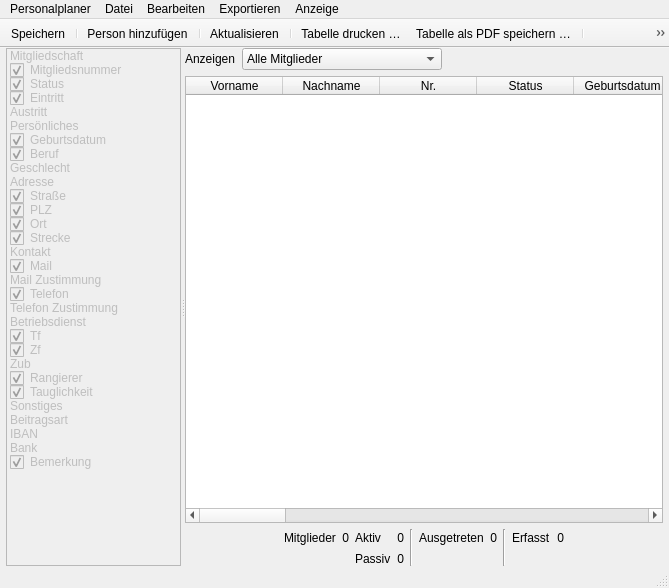
The window that Programm/Personalplaner/mainwindowpersonal.ui (philjosch/Einsatzplaner) describes before a commit, drawn with Qt 5.
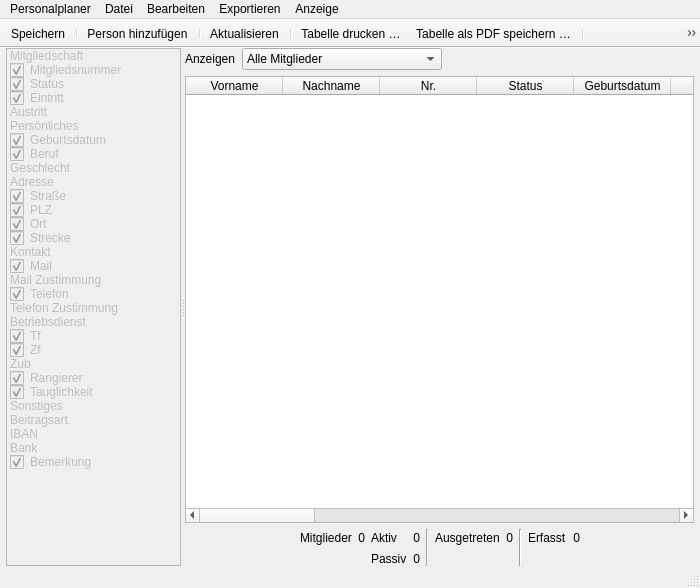
The same window after the commit. Icons and pictures are not drawn.

```diff
--- a/Programm/Personalplaner/mainwindowpersonal.ui
+++ b/Programm/Personalplaner/mainwindowpersonal.ui
@@ -6,7 +6,7 @@
    <rect>
     <x>0</x>
     <y>0</y>
-    <width>669</width>
+    <width>700</width>
     <height>588</height>
    </rect>
   </property>
@@ -658,7 +658,7 @@
     <rect>
      <x>0</x>
      <y>0</y>
-     <width>669</width>
+     <width>700</width>
      <height>22</height>
     </rect>
    </property>
```
